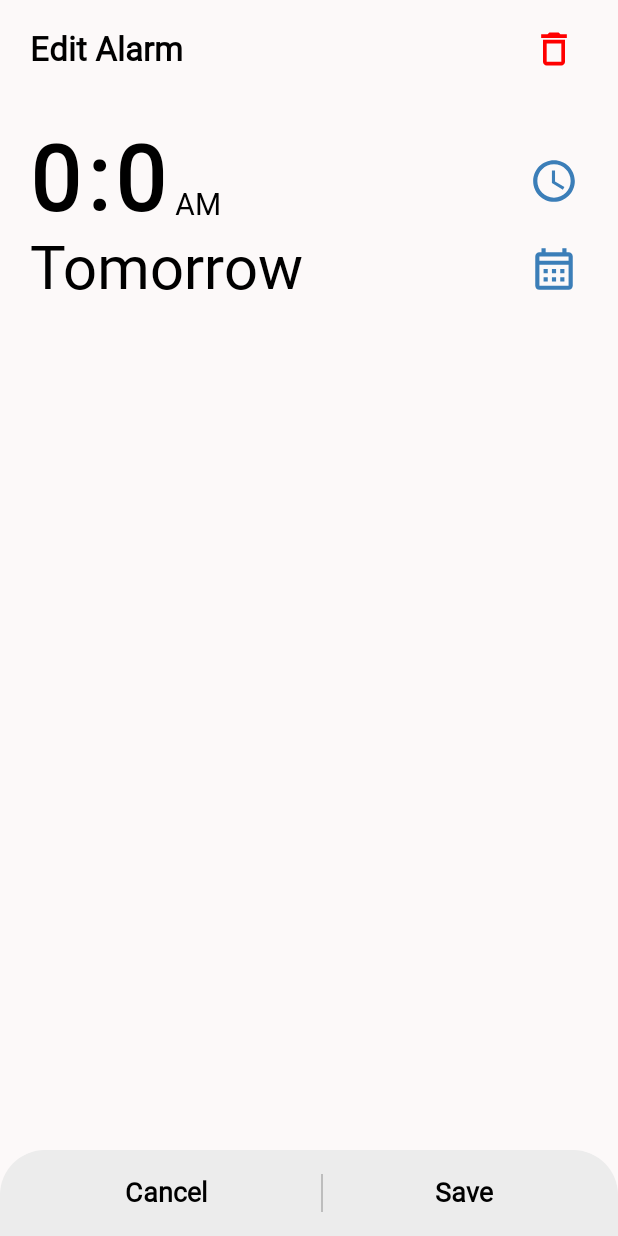
After one commit to piyushprajpti/PY_Clock, an Android app built with Jetpack Compose: the composable EditAlarmScreen shown on its own in the app's theme, on a phone screen of 412 x 824 dp. The commit adds this screen. Run offline under Robolectric (Android 15) with nearby library versions, the phone set to English and light mode, and no system bars; Roboto replaces fonts that are not available here.

Commit message:
created multiple ui elements of alarm screen

```diff
--- /dev/null
+++ b/app/src/main/java/com/piyushprajpti/pyclock/presentation/alarm_screen/EditAlarmScreen.kt
@@ -0,0 +1,152 @@
+package com.piyushprajpti.pyclock.presentation.alarm_screen
+
+import android.annotation.SuppressLint
+import androidx.compose.foundation.background
+import androidx.compose.foundation.clickable
+import androidx.compose.foundation.layout.Arrangement
+import androidx.compose.foundation.layout.Row
+import androidx.compose.foundation.layout.fillMaxWidth
+import androidx.compose.foundation.layout.height
+import androidx.compose.foundation.layout.padding
+import androidx.compose.foundation.layout.size
+import androidx.compose.foundation.layout.width
+import androidx.compose.foundation.lazy.LazyColumn
+import androidx.compose.foundation.shape.CircleShape
+import androidx.compose.foundation.shape.RoundedCornerShape
+import androidx.compose.material.icons.Icons
+import androidx.compose.material.icons.outlined.Delete
+import androidx.compose.material3.ExperimentalMaterial3Api
+import androidx.compose.material3.Icon
+import androidx.compose.material3.MaterialTheme
+import androidx.compose.material3.Scaffold
+import androidx.compose.material3.Text
+import androidx.compose.material3.rememberDatePickerState
+import androidx.compose.material3.rememberTimePickerState
+import androidx.compose.runtime.Composable
+import androidx.compose.ui.Alignment
+import androidx.compose.ui.Modifier
+import androidx.compose.ui.draw.clip
+import androidx.compose.ui.graphics.Color
+import androidx.compose.ui.text.font.FontWeight
+import androidx.compose.ui.unit.dp
+import androidx.compose.ui.unit.sp
+import com.piyushprajpti.pyclock.presentation.alarm_screen.util.DateSelector
+import com.piyushprajpti.pyclock.presentation.alarm_screen.util.TimeSelector
+
+@OptIn(ExperimentalMaterial3Api::class)
+@SuppressLint("MissingPermission")
+@Composable
+fun EditAlarmScreen(
+    redirectToAlarmScreen: () -> Unit
+) {
+
+    val timePickerState = rememberTimePickerState()
+    val datePickerState = rememberDatePickerState()
+
+
+    fun onDeleteClick() {
+        redirectToAlarmScreen()
+    }
+
+    fun onCancelClick() {
+        redirectToAlarmScreen()
+    }
+
+    fun onSaveClick() {
+        redirectToAlarmScreen()
+    }
+
+    Scaffold(
+        topBar = {
+            Row(
+                modifier = Modifier
+                    .fillMaxWidth()
+                    .padding(horizontal = 20.dp, vertical = 10.dp),
+                horizontalArrangement = Arrangement.SpaceBetween,
+                verticalAlignment = Alignment.CenterVertically
+            ) {
+                Text(
+                    text = "Edit Alarm",
+                    style = MaterialTheme.typography.bodyLarge,
+                    fontWeight = FontWeight.Bold,
+                    fontSize = 22.sp,
+                    color = MaterialTheme.colorScheme.primary
+                )
+                Icon(
+                    imageVector = Icons.Outlined.Delete,
+                    contentDescription = "delete",
+                    tint = Color.Red,
+                    modifier = Modifier
+                        .clip(CircleShape)
+                        .size(45.dp)
+                        .clickable { onDeleteClick() }
+                        .padding(8.dp)
+                )
+            }
+        },
+
+        bottomBar = {
+            Row(
+                modifier = Modifier
+                    .fillMaxWidth()
+                    .background(
+                        MaterialTheme.colorScheme.secondary,
+                        RoundedCornerShape(topStart = 30.dp, topEnd = 30.dp)
+                    )
+                    .padding(8.dp),
+                horizontalArrangement = Arrangement.SpaceEvenly,
+                verticalAlignment = Alignment.CenterVertically
+            ) {
+                Text(
+                    text = "Cancel",
+                    style = MaterialTheme.typography.bodyLarge,
+                    fontSize = 18.sp,
+                    fontWeight = FontWeight.Bold,
+                    color = MaterialTheme.colorScheme.primary,
+                    modifier = Modifier
+                        .clip(CircleShape)
+                        .clickable { onCancelClick() }
+                        .padding(horizontal = 30.dp, vertical = 10.dp)
+                )
+
+                Text(
+                    text = "",
+                    modifier = Modifier
+                        .background(MaterialTheme.colorScheme.primary.copy(alpha = 0.2f))
+                        .width(1.dp)
+                        .height(25.dp)
+                )
+
+                Text(
+                    text = "Save",
+                    style = MaterialTheme.typography.bodyLarge,
+                    fontSize = 18.sp,
+                    fontWeight = FontWeight.Bold,
+                    color = MaterialTheme.colorScheme.primary,
+                    modifier = Modifier
+                        .clip(CircleShape)
+                        .clickable { onSaveClick() }
+                        .padding(horizontal = 30.dp, vertical = 10.dp)
+                )
+            }
+        }
+    ) {
+        LazyColumn(
+            modifier = Modifier
+                .padding(it)
+                .padding(20.dp)
+        ) {
+            item {
+                TimeSelector(
+                    timePickerState = timePickerState
+                )
+            }
+
+            item {
+                DateSelector(
+                    datePickerState = datePickerState
+                )
+            }
+        }
+    }
+}
--- /dev/null
+++ b/app/src/main/java/com/piyushprajpti/pyclock/presentation/alarm_screen/util/DateSelector.kt
@@ -0,0 +1,86 @@
+package com.piyushprajpti.pyclock.presentation.alarm_screen.util
+
+import androidx.compose.foundation.clickable
+import androidx.compose.foundation.layout.Arrangement
+import androidx.compose.foundation.layout.Row
+import androidx.compose.foundation.layout.fillMaxWidth
+import androidx.compose.foundation.layout.padding
+import androidx.compose.foundation.layout.size
+import androidx.compose.foundation.shape.CircleShape
+import androidx.compose.material.icons.Icons
+import androidx.compose.material.icons.outlined.CalendarMonth
+import androidx.compose.material3.DatePicker
+import androidx.compose.material3.DatePickerState
+import androidx.compose.material3.ExperimentalMaterial3Api
+import androidx.compose.material3.Icon
+import androidx.compose.material3.MaterialTheme
+import androidx.compose.material3.Text
+import androidx.compose.runtime.Composable
+import androidx.compose.runtime.mutableStateOf
+import androidx.compose.runtime.remember
+import androidx.compose.ui.Alignment
+import androidx.compose.ui.Modifier
+import androidx.compose.ui.draw.clip
+import androidx.compose.ui.text.font.FontWeight
+import androidx.compose.ui.unit.dp
+import androidx.compose.ui.unit.sp
+import com.piyushprajpti.pyclock.ui.theme.VioletBlue
+
+@OptIn(ExperimentalMaterial3Api::class)
+@Composable
+fun DateSelector(
+    datePickerState: DatePickerState
+) {
+    val showDialogBox = remember {
+        mutableStateOf(false)
+    }
+
+    Row(
+        modifier = Modifier.fillMaxWidth(),
+        horizontalArrangement = Arrangement.SpaceBetween,
+        verticalAlignment = Alignment.CenterVertically
+    ) {
+        Text(
+            text = "Tomorrow",
+            style = MaterialTheme.typography.bodyLarge,
+            color = MaterialTheme.colorScheme.primary,
+            fontSize = 40.sp,
+        )
+
+        Icon(imageVector = Icons.Outlined.CalendarMonth,
+            contentDescription = "set date",
+            tint = VioletBlue,
+            modifier = Modifier
+                .clip(CircleShape)
+                .size(45.dp)
+                .clickable { showDialogBox.value = true }
+                .padding(6.dp)
+        )
+    }
+
+    if (showDialogBox.value) {
+        DialogBox(
+            content = {
+                DatePicker(
+                    state = datePickerState,
+                    title = {
+                        Text(
+                            text = "Select Alarm Time",
+                            style = MaterialTheme.typography.bodyLarge,
+                            color = MaterialTheme.colorScheme.primary,
+                            fontSize = 20.sp,
+                            fontWeight = FontWeight.Bold
+                        )
+                    },
+                    showModeToggle = false
+                )
+            },
+            onCancelClick = {
+                showDialogBox.value = false
+            },
+            onOkClick = {
+                showDialogBox.value = false
+            }
+        )
+    }
+}
--- /dev/null
+++ b/app/src/main/java/com/piyushprajpti/pyclock/presentation/alarm_screen/util/TimeSelector.kt
@@ -0,0 +1,92 @@
+package com.piyushprajpti.pyclock.presentation.alarm_screen.util
+
+import androidx.compose.foundation.clickable
+import androidx.compose.foundation.layout.Arrangement
+import androidx.compose.foundation.layout.Row
+import androidx.compose.foundation.layout.Spacer
+import androidx.compose.foundation.layout.fillMaxWidth
+import androidx.compose.foundation.layout.padding
+import androidx.compose.foundation.layout.size
+import androidx.compose.foundation.layout.width
+import androidx.compose.foundation.shape.CircleShape
+import androidx.compose.material.icons.Icons
+import androidx.compose.material.icons.filled.AccessTime
+import androidx.compose.material3.ExperimentalMaterial3Api
+import androidx.compose.material3.Icon
+import androidx.compose.material3.MaterialTheme
+import androidx.compose.material3.Text
+import androidx.compose.material3.TimePicker
+import androidx.compose.material3.TimePickerState
+import androidx.compose.runtime.Composable
+import androidx.compose.runtime.mutableStateOf
+import androidx.compose.runtime.remember
+import androidx.compose.ui.Alignment
+import androidx.compose.ui.Modifier
+import androidx.compose.ui.draw.clip
+import androidx.compose.ui.text.font.FontWeight
+import androidx.compose.ui.unit.dp
+import androidx.compose.ui.unit.sp
+import com.piyushprajpti.pyclock.ui.theme.VioletBlue
+
+@OptIn(ExperimentalMaterial3Api::class)
+@Composable
+fun TimeSelector(
+    timePickerState: TimePickerState
+) {
+    val showDialogBox = remember {
+        mutableStateOf(false)
+    }
+
+    val period = if (timePickerState.hour < 12) "AM" else "PM"
+
+    Row(
+        modifier = Modifier.fillMaxWidth(),
+        horizontalArrangement = Arrangement.SpaceBetween,
+        verticalAlignment = Alignment.CenterVertically
+    ) {
+
+        Row(verticalAlignment = Alignment.Bottom) {
+            Text(
+                text = "${timePickerState.hour}:${timePickerState.minute}",
+                style = MaterialTheme.typography.bodyLarge,
+                color = MaterialTheme.colorScheme.primary,
+                fontSize = 60.sp,
+                fontWeight = FontWeight.Bold,
+                letterSpacing = 4.sp
+            )
+            Spacer(modifier = Modifier.width(5.dp))
+            Text(
+                text = period,
+                style = MaterialTheme.typography.bodyLarge,
+                color = MaterialTheme.colorScheme.primary,
+                fontSize = 20.sp,
+                modifier = Modifier.padding(bottom = 7.dp)
+            )
+        }
+
+        Icon(imageVector = Icons.Default.AccessTime,
+            contentDescription = "set time",
+            tint = VioletBlue,
+            modifier = Modifier
+                .clip(CircleShape)
+                .size(45.dp)
+                .clickable { showDialogBox.value = true }
+                .padding(6.dp)
+        )
+    }
+
+    if (showDialogBox.value) {
+        DialogBox(
+            title = "Select Alarm Time",
+            content = {
+                TimePicker(state = timePickerState)
+            },
+            onCancelClick = {
+                showDialogBox.value = false
+            },
+            onOkClick = {
+                showDialogBox.value = false
+            }
+        )
+    }
+}
```
Also changed, not shown: app/src/main/java/com/piyushprajpti/pyclock/presentation/alarm_screen/AlarmScreen.kt (+42 -3 lines), app/src/main/java/com/piyushprajpti/pyclock/presentation/alarm_screen/util/AlarmCard.kt (renamed from app/src/main/java/com/piyushprajpti/pyclock/presentation/alarm_screen/AlarmScreenComponents.kt, +4 -10 lines), app/src/main/java/com/piyushprajpti/pyclock/presentation/alarm_screen/util/AlarmDataClass.kt (added, +8 -0 lines), app/src/main/java/com/piyushprajpti/pyclock/presentation/alarm_screen/util/DialogBox.kt (added, +83 -0 lines).
